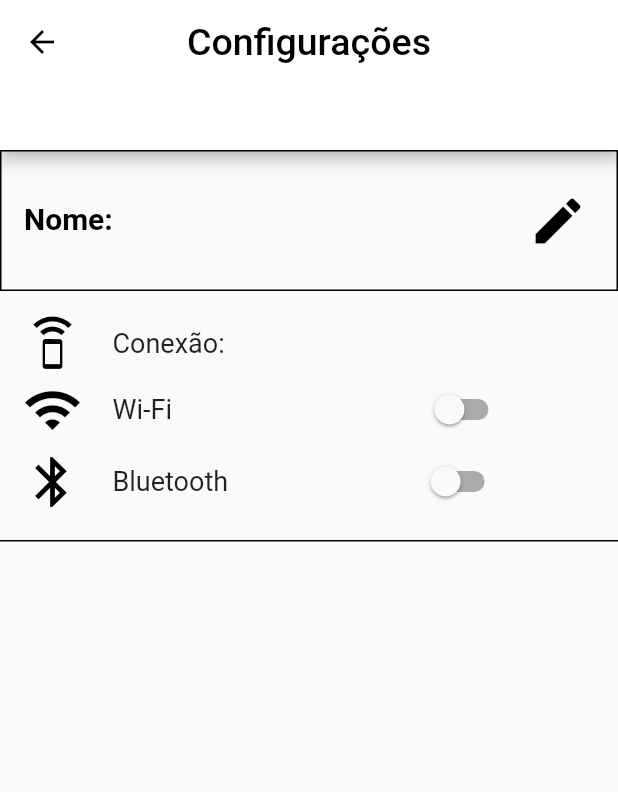
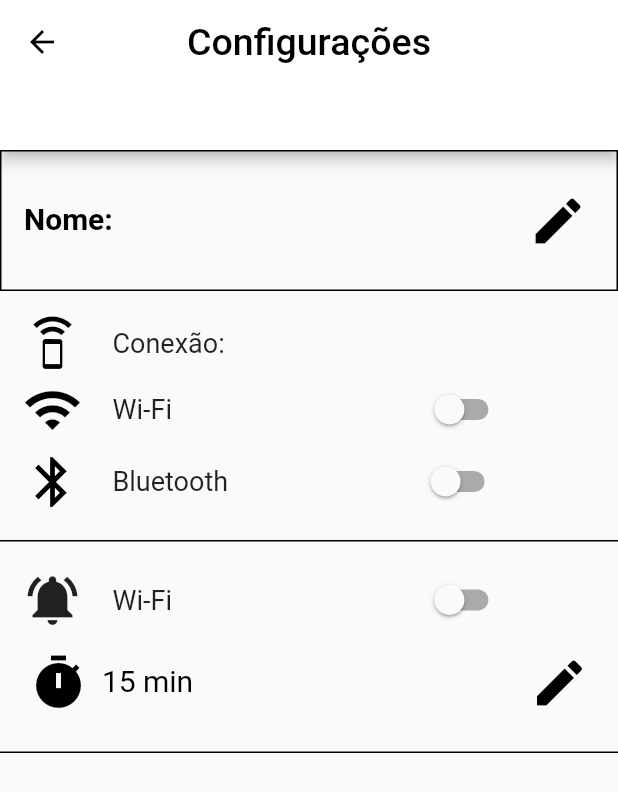
Before and after one commit to SmartMeat-UnB/smartmeat, a Flutter app: the screen it shows after launch, on a phone screen of 412 x 824 dp. Shown: the top 792 px of the screen. Run offline on Flutter 3.47's test engine with Material 2 defaults, Android fonts, the phone set to English and light mode, and no system bars; our stand-ins replace auto_size_text, image_cropper, image_picker, shared_preferences; missing offline and left inert: adhara_socket_io.

Commit message:
Finalizando Notificacoes

```diff
--- a/lib/screens/settings.dart
+++ b/lib/screens/settings.dart
@@ -163,6 +163,66 @@ class _SettingsState extends State<Settings> {
                     ],
                   ),
                 ),
+                Container(
+                  padding: EdgeInsets.symmetric(horizontal: 15.0, vertical: 15),
+                  decoration: BoxDecoration(
+                      border: Border(
+                    bottom: BorderSide(color: Colors.black),
+                  )),
+                  child: Column(
+                    mainAxisAlignment: MainAxisAlignment.start,
+                    crossAxisAlignment: CrossAxisAlignment.start,
+                    children: <Widget>[
+                      Row(children: <Widget>[
+                        Icon(
+                          Icons.notifications_active,
+                          size: 40,
+                          // color: Colors.black,
+                        ),
+                        SizedBox(
+                          width: 20,
+                        ),
+                        Text("Wi-Fi", style: TextStyle(fontSize: 18)),
+                        SizedBox(
+                          width: 165,
+                        ),
+                        Switch(
+                          onChanged: (bool value) {
+                            setState(() {
+                              value = !_state;
+                            });
+                          },
+                          activeColor: Colors.green,
+                          value: _state,
+                        ),
+                      ]),
+                      TextField(
+                        onChanged: (text) {
+                          _doSomething(text);
+                        },
+                        decoration: InputDecoration(
+                          prefixIcon: Icon(
+                            Icons.timer,
+                            size: 40,
+                            color: Colors.black,
+                          ),
+                          suffixIcon: Icon(
+                            Icons.edit,
+                            size: 40,
+                            color: Colors.black,
+                          ),
+                          border: InputBorder.none,
+                          labelText: " 15 min",
+                          labelStyle: TextStyle(
+                            height: 0,
+                            fontSize: 20,
+                            color: Colors.black,
+                          ),
+                        ),
+                      ),
+                    ],
+                  ),
+                ),
               ],
             ),
           ),
```
